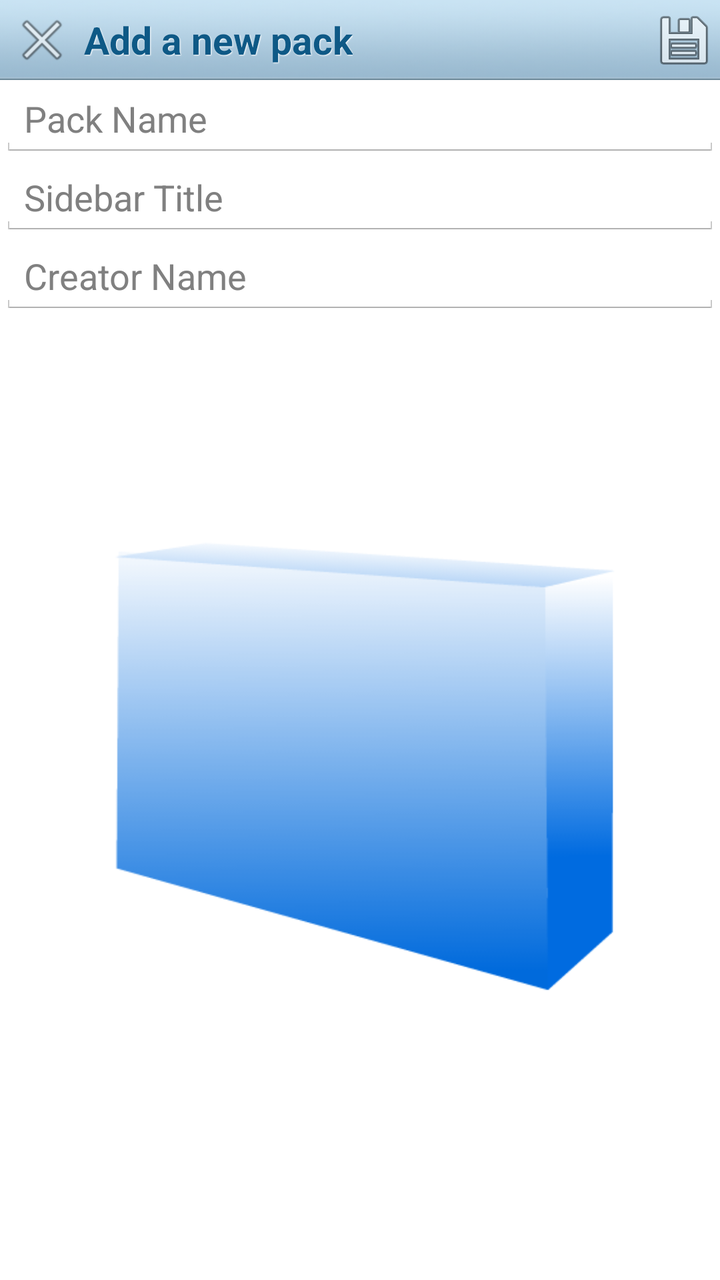
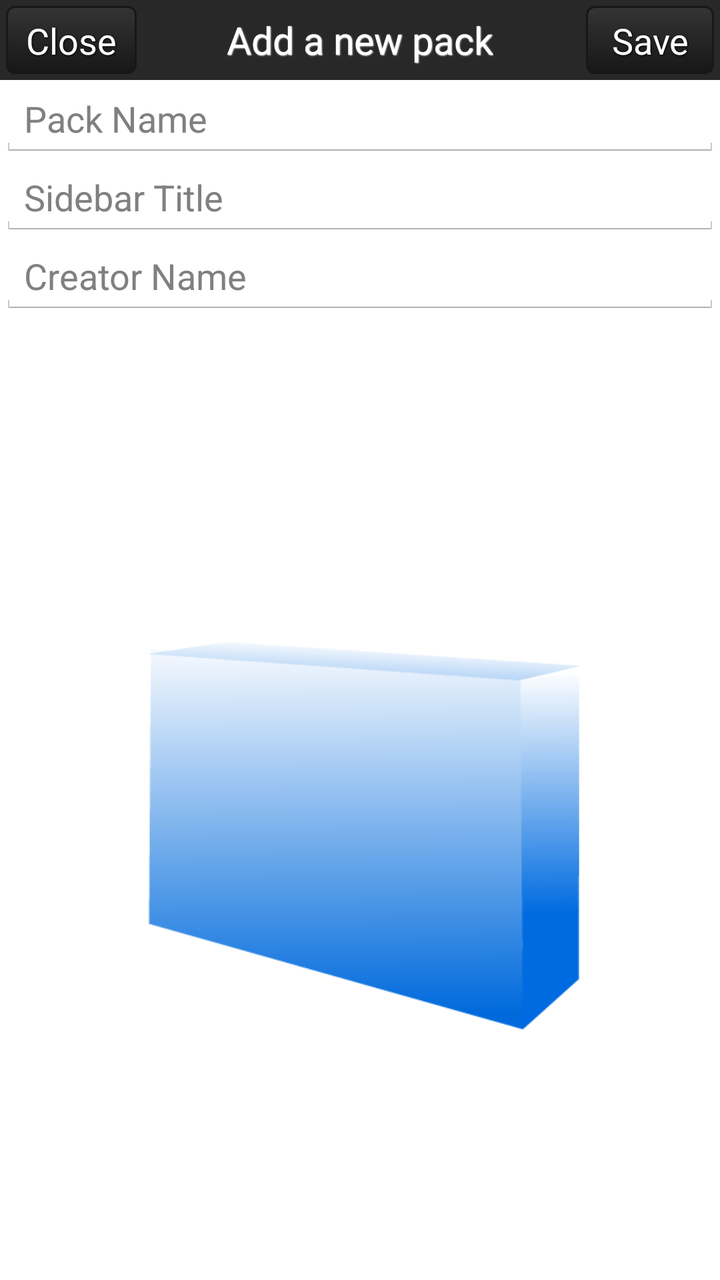

Two renders of the same Android screen: before a commit and after it. Below are the layout's source before the change and the commit's diff.
<!-- AndroidManifest.xml: application theme AppTheme -->
<!-- res/layout/fragment_add_pack.xml -->
<?xml version="1.0" encoding="utf-8"?>
<LinearLayout xmlns:android="http://schemas.android.com/apk/res/android"
    android:layout_width="match_parent"
    android:layout_height="match_parent"
    android:orientation="vertical" >
    
    <include layout="@layout/dialog_header" />

    <LinearLayout
        android:layout_width="match_parent"
        android:layout_height="match_parent"
        android:orientation="vertical" >

        <EditText
            android:id="@+id/fragment_add_pack_pack_name"
            android:layout_width="match_parent"
            android:layout_height="wrap_content"
            android:hint="Pack Name"
            android:ems="10" >
        </EditText>

        <EditText
            android:id="@+id/fragment_add_pack_sidebar_title"
            android:layout_width="match_parent"
            android:layout_height="wrap_content"
            android:hint="Sidebar Title"
            android:ems="10" />

        <EditText
            android:id="@+id/fragment_add_pack_creator"
            android:layout_width="match_parent"
            android:layout_height="wrap_content"
            android:hint="Creator Name"
            android:ems="10" />

        <ImageView
            android:id="@+id/fragment_add_pack_coverImage"
            android:layout_width="wrap_content"
            android:layout_height="wrap_content"
            android:layout_gravity="center"
            android:layout_marginLeft="30dp"
            android:layout_marginRight="30dp"
            android:layout_marginTop="30dp"
            android:scaleType="centerInside"
            android:src="@drawable/pack_cover_default_image" />
    </LinearLayout>

</LinearLayout>
<!-- res/layout/dialog_header.xml (included above) -->
<?xml version="1.0" encoding="utf-8"?>
<RelativeLayout xmlns:android="http://schemas.android.com/apk/res/android"
	android:id="@+id/main_relativelayout_header" 
  	android:layout_width="fill_parent" 
  	android:layout_height="40dip"
  	android:background="@drawable/dialog_head_bg">
  	
    <ImageView
    	android:id="@+id/dialog_head_close_btn"
  		android:layout_width="wrap_content"
		android:layout_height="wrap_content"
		android:layout_centerVertical="true"
		android:layout_alignParentLeft="true"
		android:layout_marginLeft="5.0dip"
		android:src="@android:drawable/ic_menu_close_clear_cancel"/>
    
    <TextView 
        android:id="@+id/main_head_title"
        style="@style/dialog_head_title"
		android:layout_toRightOf="@id/dialog_head_close_btn"
		android:layout_centerVertical="true"
		android:layout_marginLeft="5.0dip"
		android:text="Add a new pack"/>
	
   	<ProgressBar 
		android:id="@+id/main_head_progress" 
		style="@style/loading_small"
		android:layout_toRightOf="@id/main_head_title"
		android:layout_centerVertical="true"
		android:layout_marginLeft="5.0dip"
		android:visibility="gone"/>
    
    <ImageView
    	android:id="@+id/dialog_head_save_btn"
  		android:layout_width="wrap_content"
		android:layout_height="wrap_content"
		android:layout_centerVertical="true"
		android:layout_alignParentRight="true"
		android:layout_marginRight="2.0dip"
		android:background="@android:drawable/ic_menu_save"/>
</RelativeLayout>
<!-- resources referenced by this layout -->
<resources>
  <!-- drawable dialog_head_bg: png bitmap (drawable, 7473 bytes) -->
  <!-- drawable pack_cover_default_image: png bitmap (drawable, 14475 bytes) -->
  <style name="dialog_head_title">
          <item name="android:layout_width">wrap_content</item>
  		<item name="android:layout_height">wrap_content</item>
  		<item name="android:textSize">@dimen/text_size_19</item>
  		<item name="android:textColor">@color/dialog_head_text</item>
  		<item name="android:textStyle">bold</item>
  		<item name="android:shadowColor">#ffffffff</item>
  		<item name="android:shadowDx">1</item>
  		<item name="android:shadowDy">1</item>
  		<item name="android:shadowRadius">1</item>
      </style>
  <style name="loading_small" parent="@android:style/Widget.ProgressBar.Small">
  		<item name="android:indeterminateDrawable">@anim/loading</item>
  		<item name="android:layout_width">21dip</item> 
  		<item name="android:layout_height">21dip</item>
  		<item name="android:layout_gravity">center_vertical</item>
  	</style>
  <style name="AppTheme" parent="AppBaseTheme">
          
      </style>
  <dimen name="text_size_19">19.0dip</dimen>
  <color name="dialog_head_text">#0e5986</color>
  <style name="AppBaseTheme" parent="android:Theme.Light">
          
      </style>
</resources>

<!-- the commit's change to res/layout/fragment_add_pack.xml (unified diff, before → after) -->
@@ -1,7 +1,8 @@
 <?xml version="1.0" encoding="utf-8"?>
 <LinearLayout xmlns:android="http://schemas.android.com/apk/res/android"
-    android:layout_width="match_parent"
-    android:layout_height="match_parent"
+    android:layout_width="0dp"
+    android:layout_weight="75"
+    android:layout_height="fill_parent"
     android:orientation="vertical" >
     
     <include layout="@layout/dialog_header" />
@@ -35,11 +36,11 @@
 
         <ImageView
             android:id="@+id/fragment_add_pack_coverImage"
-            android:layout_width="wrap_content"
-            android:layout_height="wrap_content"
+            android:layout_width="fill_parent"
+            android:layout_height="fill_parent"
             android:layout_gravity="center"
-            android:layout_marginLeft="30dp"
-            android:layout_marginRight="30dp"
+            android:layout_marginLeft="50dp"
+            android:layout_marginRight="50dp"
             android:layout_marginTop="30dp"
             android:scaleType="centerInside"
             android:src="@drawable/pack_cover_default_image" />
@@ -48,43 +49,36 @@
 </LinearLayout>
 <!-- res/layout/dialog_header.xml (included above) -->
 <?xml version="1.0" encoding="utf-8"?>
-<RelativeLayout xmlns:android="http://schemas.android.com/apk/res/android"
+<FrameLayout xmlns:android="http://schemas.android.com/apk/res/android"
 	android:id="@+id/main_relativelayout_header" 
-  	android:layout_width="fill_parent" 
+  	android:layout_width="fill_parent"
   	android:layout_height="40dip"
   	android:background="@drawable/dialog_head_bg">
   	
-    <ImageView
+    <Button
     	android:id="@+id/dialog_head_close_btn"
   		android:layout_width="wrap_content"
 		android:layout_height="wrap_content"
-		android:layout_centerVertical="true"
-		android:layout_alignParentLeft="true"
+        android:layout_gravity="left"
 		android:layout_marginLeft="5.0dip"
-		android:src="@android:drawable/ic_menu_close_clear_cancel"/>
+        android:background="@drawable/blackbutton"
+        style="@style/BlackButtonText"
+        android:text="Close"/>
     
-    <TextView 
-        android:id="@+id/main_head_title"
+    <TextView
+        android:id="@+id/dialog_title"
         style="@style/dialog_head_title"
-		android:layout_toRightOf="@id/dialog_head_close_btn"
-		android:layout_centerVertical="true"
-		android:layout_marginLeft="5.0dip"
+		android:layout_gravity="center"
 		android:text="Add a new pack"/>
-	
-   	<ProgressBar 
-		android:id="@+id/main_head_progress" 
-		style="@style/loading_small"
-		android:layout_toRightOf="@id/main_head_title"
-		android:layout_centerVertical="true"
-		android:layout_marginLeft="5.0dip"
-		android:visibility="gone"/>
+
     
-    <ImageView
+    <Button
     	android:id="@+id/dialog_head_save_btn"
   		android:layout_width="wrap_content"
 		android:layout_height="wrap_content"
-		android:layout_centerVertical="true"
-		android:layout_alignParentRight="true"
-		android:layout_marginRight="2.0dip"
-		android:background="@android:drawable/ic_menu_save"/>
-</RelativeLayout>
+        android:layout_gravity="right"
+		android:layout_marginRight="5.0dip"
+        android:background="@drawable/blackbutton"
+        style="@style/BlackButtonText"
+		android:text="Save"/>
+</FrameLayout>
<!-- resource entries referenced after the edit -->
@@ -1,29 +1,74 @@
 <!-- resources referenced by this layout -->
 <resources>
-  <!-- drawable dialog_head_bg: png bitmap (drawable, 7473 bytes) -->
+  <!-- drawable blackbutton (drawable) -->
+  <?xml version="1.0" encoding="utf-8"?>
+  <selector xmlns:android="http://schemas.android.com/apk/res/android">
+      <item android:state_pressed="true" >
+          <shape>
+              <solid
+                      android:color="#343434" />
+              <stroke
+                      android:width="1dp"
+                      android:color="#171717" />
+              <corners
+                      android:radius="3dp" />
+              <padding
+                      android:left="10dp"
+                      android:top="5dp"
+                      android:right="10dp"
+                      android:bottom="5dp" />
+          </shape>
+      </item>
+      <item>
+          <shape>
+              <gradient
+                      android:startColor="#343434"
+                      android:endColor="#171717"
+                      android:angle="270" />
+              <stroke
+                      android:width="1dp"
+                      android:color="#171717" />
+              <corners
+                      android:radius="4dp" />
+              <padding
+                      android:left="10dp"
+                      android:top="5dp"
+                      android:right="10dp"
+                      android:bottom="5dp" />
+          </shape>
+      </item>
+  </selector>
+  <!-- drawable dialog_head_bg: png bitmap (drawable, 1343 bytes) -->
   <!-- drawable pack_cover_default_image: png bitmap (drawable, 14475 bytes) -->
+  <style name="BlackButtonText">
+          <item name="android:layout_width">fill_parent</item>
+          <item name="android:layout_height">wrap_content</item>
+          <item name="android:textColor">#ffffff</item>
+          <item name="android:gravity">center</item>
+          <item name="android:layout_margin">3dp</item>
+          <item name="android:textSize">18dp</item>
+          <item name="android:textStyle">normal</item>
+          <item name="android:shadowColor">#000000</item>
+          <item name="android:shadowDx">1</item>
+          <item name="android:shadowDy">1</item>
+          <item name="android:shadowRadius">2</item>
+      </style>
   <style name="dialog_head_title">
           <item name="android:layout_width">wrap_content</item>
   		<item name="android:layout_height">wrap_content</item>
   		<item name="android:textSize">@dimen/text_size_19</item>
   		<item name="android:textColor">@color/dialog_head_text</item>
-  		<item name="android:textStyle">bold</item>
+  		<item name="android:textStyle">normal</item>
   		<item name="android:shadowColor">#ffffffff</item>
   		<item name="android:shadowDx">1</item>
   		<item name="android:shadowDy">1</item>
   		<item name="android:shadowRadius">1</item>
       </style>
-  <style name="loading_small" parent="@android:style/Widget.ProgressBar.Small">
-  		<item name="android:indeterminateDrawable">@anim/loading</item>
-  		<item name="android:layout_width">21dip</item> 
-  		<item name="android:layout_height">21dip</item>
-  		<item name="android:layout_gravity">center_vertical</item>
-  	</style>
   <style name="AppTheme" parent="AppBaseTheme">
           
       </style>
   <dimen name="text_size_19">19.0dip</dimen>
-  <color name="dialog_head_text">#0e5986</color>
+  <color name="dialog_head_text">#FFFFFF</color>
   <style name="AppBaseTheme" parent="android:Theme.Light">
           
       </style>
